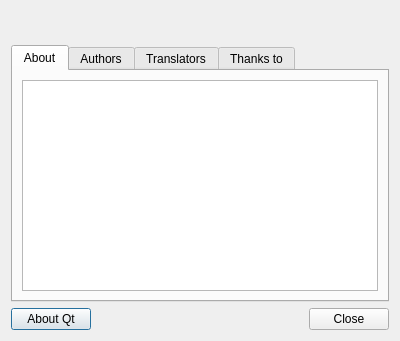
Above: aboutdialog/lxqtaboutdialog.ui from lxqt/liblxqt before the change. Below: the same form after it.
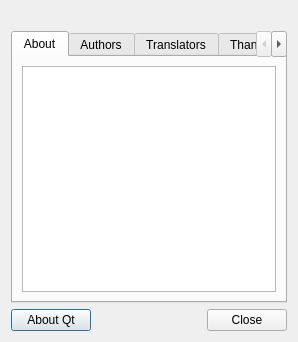
That is the form after the change.

Commit message: Create about dialog sources

Patch:
```diff
--- a/aboutdialog/lxqtaboutdialog.ui
+++ b/aboutdialog/lxqtaboutdialog.ui
@@ -6,8 +6,8 @@
    <rect>
     <x>0</x>
     <y>0</y>
-    <width>400</width>
-    <height>341</height>
+    <width>298</width>
+    <height>342</height>
    </rect>
   </property>
   <property name="windowTitle">
@@ -17,36 +17,15 @@
    <item>
     <layout class="QVBoxLayout" name="verticalLayout_2">
      <item>
-      <layout class="QHBoxLayout" name="horizontalLayout_2">
-       <item>
-        <widget class="QLabel" name="labelAppIcon">
-         <property name="maximumSize">
-          <size>
-           <width>512</width>
-           <height>512</height>
-          </size>
-         </property>
-         <property name="text">
-          <string/>
-         </property>
-        </widget>
-       </item>
-       <item>
-        <layout class="QVBoxLayout" name="verticalLayout">
-         <item>
           <widget class="QLabel" name="labelAppName">
            <property name="text">
-            <string>&lt;html&gt;&lt;head/&gt;&lt;body&gt;&lt;p&gt;&lt;br/&gt;&lt;/p&gt;&lt;/body&gt;&lt;/html&gt;</string>
+        <string/>
            </property>
            <property name="scaledContents">
             <bool>false</bool>
            </property>
           </widget>
          </item>
-        </layout>
-       </item>
-      </layout>
-     </item>
      <item>
       <widget class="QTabWidget" name="tabWidget">
        <property name="currentIndex">
```
Left out of the diff: 19 changed lines with no effect on the pictures. Lines whose indentation alone changed are shown as unchanged. The commit also changes 3 other files.
